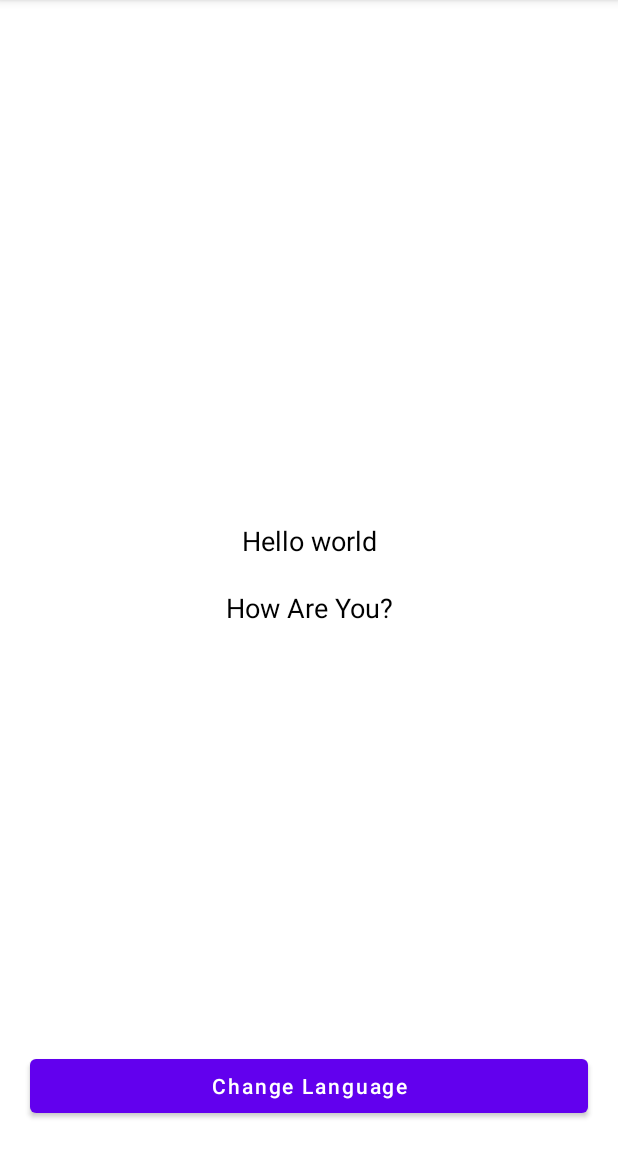
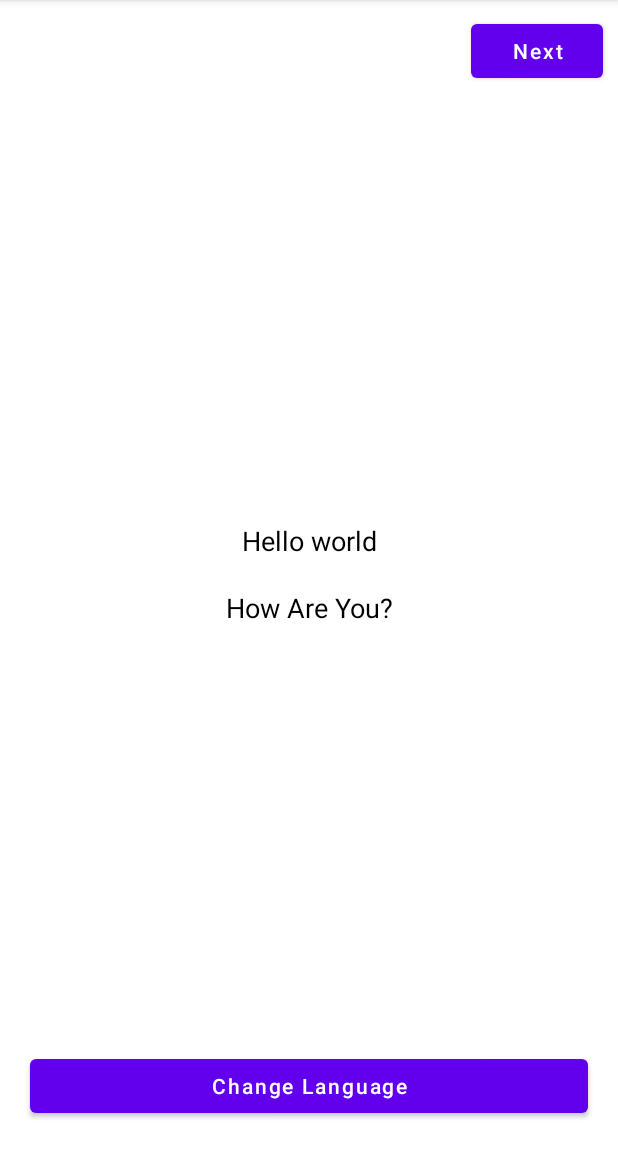
Before and after one commit to subhraji/dragger_hilt_example_app, an Android app: the screen it shows after launch (MainActivity), on a phone screen of 412 x 824 dp, the part 84-1236 px from its top. Run offline under Robolectric (Android 15) with nearby library versions, the phone set to English and light mode, and no system bars; our stand-ins replace Dagger/Hilt's generated code.

```diff
--- a/app/src/main/java/com/example/hiltapp/MainActivity.kt
+++ b/app/src/main/java/com/example/hiltapp/MainActivity.kt
@@ -1,6 +1,7 @@
 package com.example.hiltapp
 
 import android.content.Context
+import android.content.Intent
 import android.content.res.Configuration
 import android.os.Bundle
 import android.util.Log
@@ -11,6 +12,9 @@ import androidx.appcompat.app.AppCompatActivity
 import androidx.lifecycle.Observer
 import com.example.hiltapp.databinding.ActivityMainBinding
 import com.example.hiltapp.repository.Outcome
+import com.example.hiltapp.ui.activity.DataBindingTestActivity
+import com.example.hiltapp.utils.LocaleHelper
+import com.example.hiltapp.utils.PrefManager
 import com.example.hiltapp.viewmodels.ChangeLangViewModel
 import com.example.hiltapp.viewmodels.GetTodosViewModel
 import dagger.hilt.android.AndroidEntryPoint
@@ -31,60 +35,37 @@ class MainActivity : AppCompatActivity() {
         setContentView(binding.root)
 
         loadLocal()
-        /*val preferences = application.getSharedPreferences("Settings", AppCompatActivity.MODE_PRIVATE)
-        val language: String = preferences.getString("app_lang","").toString()
-        changeLangViewModel.setLocal(application, language)*/
-
         binding.changeLangBtn.setOnClickListener {
             changeLanguage()
         }
 
-    }
-
-    override fun onStart() {
-        super.onStart()
-        Log.i("state", "state => onStart")
-    }
-
-    override fun onResume() {
-        super.onResume()
-        Log.i("state", "state => onResume")
+        binding.nextBtn.setOnClickListener {
+            val intent = Intent(this, DataBindingTestActivity::class.java)
+            startActivity(intent)
+        }
     }
 
     private fun changeLanguage(){
-        // initialise the list items for the alert dialog
         val listItems = arrayOf("English", "Assamese")
         val checkedItems = BooleanArray(listItems.size)
-
-        // copy the items from the main list to the selected item list for the preview
-        // if the item is checked then only the item should be displayed for the user
         val selectedItems = mutableListOf(*listItems)
-
-        // initialise the alert dialog builder
         val builder = AlertDialog.Builder(this)
-
-        // set the title for the alert dialog
         builder.setTitle("Choose Language")
-
-        // set the icon for the alert dialog
         builder.setIcon(R.drawable.ic_launcher_foreground)
 
-
-        // now this is the function which sets the alert dialog for multiple item selection ready
         builder.setMultiChoiceItems(listItems, checkedItems) { dialog, which, isChecked ->
             checkedItems[which] = isChecked
             val currentItem = selectedItems[which]
-
             if(which == 0){
-                setLocal("en")
-                /*context = LocaleHelper.setLocale(this, "en");
-                val resources = context?.getResources()*/
+                //setLocal("en")
+                context = LocaleHelper.setLocale(this, "en")
+                initUi()
                 //recreate()
                 dialog.dismiss()
             }else if(which == 1){
-                setLocal("as")
-                /*context = LocaleHelper.setLocale(this, "as");
-                val resources = context?.getResources()*/
+                //setLocal("as")
+                context = LocaleHelper.setLocale(this, "as")
+                initUi()
                 //recreate()
                 dialog.dismiss()
             }
@@ -97,33 +78,9 @@ class MainActivity : AppCompatActivity() {
         alertDialog.show()
     }
 
-    fun setLocal(language: String){
-        var local: Locale = Locale(language)
-        Locale.setDefault(local)
-        var config: Configuration = Configuration()
-        //config.setLocale(local)
-        config.locale = local
-        baseContext.resources.updateConfiguration(config, baseContext.resources.displayMetrics)
-
-
-        val sharedPreferences = getSharedPreferences("Settings", MODE_PRIVATE)
-        val myEdit = sharedPreferences.edit()
-        myEdit.putString("app_lang", language)
-        myEdit.apply()
-
-        binding.msgTv.setText(resources.getString(R.string.hello_world))
-        binding.newMsgTv.text = resources.getString(R.string.how_are_you)
-    }
-
     private fun loadLocal(){
-        val preferences = getSharedPreferences("Settings", MODE_PRIVATE)
-        val language: String = preferences.getString("app_lang","").toString()
-        setLocal(language)
-    }
-
-    override fun onConfigurationChanged(newConfig: Configuration) {
-        super.onConfigurationChanged(newConfig)
-        Log.i("state", "new config =>")
+        PrefManager.getLang()?.let { LocaleHelper.setLocale(this, it) }
+        initUi()
     }
 
     private fun observeApiCall(){
@@ -147,6 +104,10 @@ class MainActivity : AppCompatActivity() {
         })
     }
 
+    private fun initUi(){
+        binding.msgTv.text = resources.getString(R.string.hello_world)
+        binding.newMsgTv.text = resources.getString(R.string.how_are_you)
+        binding.nextBtn.text = resources.getString(R.string.next)
+    }
 
-    //https://www.geeksforgeeks.org/how-to-change-the-whole-app-language-in-android-programmatically/
 }
--- a/app/src/main/java/com/example/hiltapp/MyApplication.kt
+++ b/app/src/main/java/com/example/hiltapp/MyApplication.kt
@@ -9,11 +9,13 @@ class MyApplication : Application(){
 
     override fun onCreate() {
         super.onCreate()
+        application = this
     }
 
-    override fun onConfigurationChanged(newConfig: Configuration) {
-        super.onConfigurationChanged(newConfig)
-
+    companion object{
+        lateinit var application: Application
+        fun getInstance(): Application{
+            return application
+        }
     }
-
 }
--- /dev/null
+++ b/app/src/main/java/com/example/hiltapp/utils/PrefManager.kt
@@ -0,0 +1,79 @@
+package com.example.hiltapp.utils
+
+import android.content.Context
+import android.content.SharedPreferences
+import com.example.hiltapp.MyApplication
+
+object PrefManager {
+    private val KEY_USER_MODEL: String?="MODEL"
+    private var sharedPreferences: SharedPreferences = MyApplication.application.applicationContext.getSharedPreferences(
+        "",
+        Context.MODE_PRIVATE
+    )
+
+    // Keys
+    const val KEY_AUTH_TOKEN = "Auth_Token"
+    const val APP_LANGUAGE = "app_lang"
+
+    fun getString(key: String): String? {
+        return sharedPreferences.getString(key, "")
+    }
+
+    fun getInt(key: String): Int? {
+        return sharedPreferences.getInt(key,0)
+    }
+
+    fun putString(key: String, value: String?) {
+        var mEditor: SharedPreferences.Editor
+        mEditor = sharedPreferences.edit()
+        mEditor.putString(key, value)
+        mEditor.commit()
+    }
+
+    fun putInt(key: String, value: Int?) {
+        //value?.let { sharedPreferences.edit().putInt(key, it).apply() }
+        var mEditor: SharedPreferences.Editor
+        mEditor = sharedPreferences.edit()
+        value?.let {
+            mEditor.putInt(key, it)
+            mEditor.commit()
+        }
+
+    }
+
+    fun putBoolean(key: String, value: Boolean?) {
+        //value?.let { sharedPreferences.edit().putBoolean(key, it).apply() }
+        var mEditor: SharedPreferences.Editor
+        mEditor = sharedPreferences.edit()
+        value?.let { mEditor.putBoolean(key, it) }
+        mEditor.commit()
+    }
+
+    fun getBoolean(key: String): Boolean {
+        return sharedPreferences.getBoolean(key, false)
+    }
+
+    /*fun clearPref(){
+        val editor = sharedPreferences.edit()
+        editor.remove(IS_LOGIN)
+        editor.remove(KEY_AUTH_TOKEN)
+        editor.apply()
+    }*/
+
+
+    fun getKeyAuthToken(): String? {
+        return getString(KEY_AUTH_TOKEN)
+    }
+
+    fun setKeyAuthToken(auth_token: String) {
+        putString(KEY_AUTH_TOKEN, auth_token)
+    }
+
+    fun getLang(): String? {
+        return getString(APP_LANGUAGE)
+    }
+
+    fun setLang(app_lang: String) {
+        putString(APP_LANGUAGE, app_lang)
+    }
+}
--- /dev/null
+++ b/app/src/main/res/drawable/ic_baseline_arrow_back_24.xml
@@ -0,0 +1,5 @@
+<vector android:autoMirrored="true" android:height="24dp"
+    android:tint="#000000" android:viewportHeight="24"
+    android:viewportWidth="24" android:width="24dp" xmlns:android="http://schemas.android.com/apk/res/android">
+    <path android:fillColor="@android:color/white" android:pathData="M20,11H7.83l5.59,-5.59L12,4l-8,8 8,8 1.41,-1.41L7.83,13H20v-2z"/>
+</vector>
--- a/app/src/main/res/layout/activity_main.xml
+++ b/app/src/main/res/layout/activity_main.xml
@@ -5,6 +5,18 @@
     android:layout_width="match_parent"
     android:layout_height="match_parent"
     tools:context=".MainActivity">
+
+        <Button
+            android:id="@+id/next_btn"
+            android:layout_width="wrap_content"
+            android:layout_height="wrap_content"
+            android:text="@string/next"
+            android:textColor="@color/white"
+            app:layout_constraintTop_toTopOf="parent"
+            app:layout_constraintEnd_toEndOf="parent"
+            android:layout_marginEnd="10dp"
+            android:layout_marginTop="10dp"
+            android:textAllCaps="false"/>
 
         <TextView
             android:id="@+id/msg_tv"
--- a/app/src/main/res/values/strings.xml
+++ b/app/src/main/res/values/strings.xml
@@ -2,4 +2,7 @@
     <string name="app_name">Hilt App</string>
     <string name="hello_world">Hello world</string>
     <string name="how_are_you">How Are You?</string>
+    <string name="next">Next</string>
+    <string name="welcome">welcome</string>
+
 </resources>
```
Also changed, not shown: app/src/main/java/com/example/hiltapp/ui/activity/DataBindingTestActivity.kt (+10 -1 lines), app/src/main/java/com/example/hiltapp/utils/LocaleHelper.kt (+3 -13 lines), app/src/main/res/layout/activity_data_binding_test.xml (+19 -1 lines), 1 other file.
